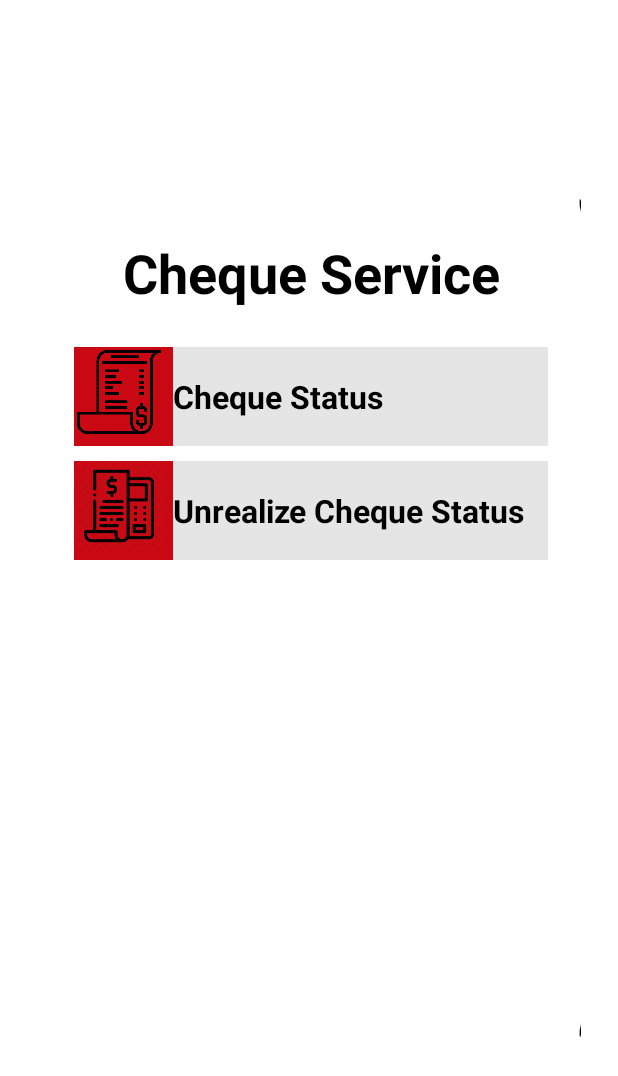
After one commit to User-Experience-Design-SE3050-2021/se3050---uee-2021s2_reg_we_01, an Android app: the fragment ChequeService shown on its own in the app's theme, on a phone screen of 412 x 824 dp. The commit adds this screen. Shown: the top 1076 px of the screen. Run offline under Robolectric (Android 15) with nearby library versions, the phone set to English and light mode, and no system bars.

Commit message:
add cheque service component

```diff
--- /dev/null
+++ b/bank_application/PeoplesBank/app/src/main/java/com/alpha/peoplesbank/fragment/cheque/ChequeService.java
@@ -0,0 +1,28 @@
+package com.alpha.peoplesbank.fragment.cheque;
+
+import android.os.Bundle;
+import androidx.fragment.app.Fragment;
+
+import android.view.LayoutInflater;
+import android.view.View;
+import android.view.ViewGroup;
+import com.alpha.peoplesbank.R;
+
+
+public class ChequeService extends Fragment {
+
+
+
+    public ChequeService() {
+        // constructor
+    }
+
+
+
+    @Override
+    public View onCreateView(LayoutInflater inflater, ViewGroup container,
+                             Bundle savedInstanceState) {
+        // Inflate the layout for this fragment
+        return inflater.inflate(R.layout.fragment_cheque_service, container, false);
+    }
+}
--- /dev/null
+++ b/bank_application/PeoplesBank/app/src/main/res/layout/fragment_cheque_service.xml
@@ -0,0 +1,141 @@
+<?xml version="1.0" encoding="utf-8"?>
+<LinearLayout xmlns:android="http://schemas.android.com/apk/res/android"
+    xmlns:tools="http://schemas.android.com/tools"
+    android:layout_width="match_parent"
+    android:layout_height="match_parent"
+    tools:context=".fragment.cheque.ChequeService">
+
+    <LinearLayout
+        android:layout_width="360dp"
+        android:layout_height="560dp"
+        android:layout_gravity="center"
+        android:layout_marginStart="27dp"
+        android:layout_marginEnd="27dp"
+        android:background="@drawable/white_box"
+        android:orientation="vertical">
+
+
+        <View
+            android:layout_width="match_parent"
+            android:layout_height="25dp" />
+
+
+        <TextView
+            android:layout_width="match_parent"
+            android:layout_height="wrap_content"
+            android:text="@string/cheque_service"
+            android:textAlignment="center"
+            android:textColor="@color/black"
+            android:textSize="36sp"
+            android:textStyle="bold" />
+
+
+        <View
+            android:layout_width="match_parent"
+            android:layout_height="25dp" />
+
+        <LinearLayout
+            android:id="@+id/one_time_bill_pay"
+            android:layout_width="wrap_content"
+            android:layout_height="wrap_content"
+            android:layout_gravity="center"
+            android:background="@drawable/service_tab"
+            android:orientation="vertical">
+
+            <LinearLayout
+                android:layout_width="match_parent"
+                android:layout_height="match_parent"
+                android:layout_gravity="left"
+                android:orientation="horizontal">
+
+                <RelativeLayout
+                    android:layout_width="wrap_content"
+                    android:layout_height="match_parent">
+
+
+                    <ImageView
+                        android:layout_width="wrap_content"
+                        android:layout_height="wrap_content"
+                        android:background="@drawable/service_box" />
+
+
+                    <ImageView
+                        android:layout_width="60dp"
+                        android:layout_height="60dp"
+                        android:background="@drawable/one_time_bill_payment" />
+
+
+                </RelativeLayout>
+
+
+                <TextView
+                    android:layout_width="match_parent"
+                    android:layout_height="match_parent"
+                    android:gravity="center"
+                    android:text="@string/cheque_status_inquiry"
+                    android:textAlignment="viewStart"
+                    android:textColor="@color/black"
+                    android:textSize="21sp"
+                    android:textStyle="bold" />
+
+
+            </LinearLayout>
+
+
+        </LinearLayout>
+
+        <View
+            android:layout_width="match_parent"
+            android:layout_height="10dp" />
+
+        <LinearLayout
+            android:layout_width="wrap_content"
+            android:layout_height="wrap_content"
+            android:layout_gravity="center"
+            android:background="@drawable/service_tab"
+            android:orientation="vertical">
+
+            <LinearLayout
+                android:layout_width="match_parent"
+                android:layout_height="match_parent"
+                android:layout_gravity="left"
+                android:orientation="horizontal">
+
+                <RelativeLayout
+                    android:layout_width="wrap_content"
+                    android:layout_height="match_parent">
+
+
+                    <ImageView
+                        android:layout_width="wrap_content"
+                        android:layout_height="wrap_content"
+                        android:background="@drawable/service_box" />
+
+
+                    <ImageView
+                        android:layout_width="60dp"
+                        android:layout_height="60dp"
+                        android:background="@drawable/favourite_bill_payment" />
+
+
+                </RelativeLayout>
+
+
+                <TextView
+                    android:layout_width="match_parent"
+                    android:layout_height="match_parent"
+                    android:gravity="center"
+                    android:text="@string/unrealize_cheque_status_inquiry"
+                    android:textAlignment="viewStart"
+                    android:textColor="@color/black"
+                    android:textSize="21sp"
+                    android:textStyle="bold" />
+
+
+            </LinearLayout>
+
+        </LinearLayout>
+
+    </LinearLayout>
+
+</LinearLayout>
--- a/bank_application/PeoplesBank/app/src/main/res/layout/fragment_payment_service.xml
+++ b/bank_application/PeoplesBank/app/src/main/res/layout/fragment_payment_service.xml
@@ -73,6 +73,7 @@
                     android:layout_height="match_parent"
                     android:gravity="center"
                     android:text="@string/oneTimeBillPayment"
+                    android:textAlignment="viewStart"
                     android:textColor="@color/black"
                     android:textSize="21sp"
                     android:textStyle="bold" />
@@ -125,6 +126,7 @@
                     android:layout_height="match_parent"
                     android:gravity="center"
                     android:text="@string/favouriteBillPayment"
+                    android:textAlignment="viewStart"
                     android:textColor="@color/black"
                     android:textSize="21sp"
                     android:textStyle="bold" />
@@ -179,6 +181,7 @@
                     android:layout_height="match_parent"
                     android:gravity="center"
                     android:text="@string/manageFavouriteBills"
+                    android:textAlignment="viewStart"
                     android:textColor="@color/black"
                     android:textSize="21sp"
                     android:textStyle="bold" />
@@ -232,6 +235,7 @@
                     android:layout_height="match_parent"
                     android:gravity="center"
                     android:text="@string/billPaymentHistory"
+                    android:textAlignment="viewStart"
                     android:textColor="@color/black"
                     android:textSize="21sp"
                     android:textStyle="bold" />
@@ -282,6 +286,7 @@
                     android:layout_height="match_parent"
                     android:gravity="center"
                     android:text="@string/loanPayment"
+                    android:textAlignment="viewStart"
                     android:textColor="@color/black"
                     android:textSize="21sp"
                     android:textStyle="bold" />
@@ -332,6 +337,7 @@
                     android:layout_height="match_parent"
                     android:gravity="center"
                     android:text="@string/creditCardPayment"
+                    android:textAlignment="viewStart"
                     android:textColor="@color/black"
                     android:textSize="21sp"
                     android:textStyle="bold" />
--- a/bank_application/PeoplesBank/app/src/main/res/values/strings.xml
+++ b/bank_application/PeoplesBank/app/src/main/res/values/strings.xml
@@ -24,5 +24,8 @@
     <string name="amount">Amount</string>
     <string name="paymentDate">Payment Date</string>
     <string name="next">Next</string>
+    <string name="cheque_service">Cheque Service</string>
     <string name="hello_blank_fragment">Hello blank fragment</string>
+    <string name="cheque_status_inquiry">Cheque Status</string>
+    <string name="unrealize_cheque_status_inquiry">Unrealize Cheque Status</string>
 </resources>
```
